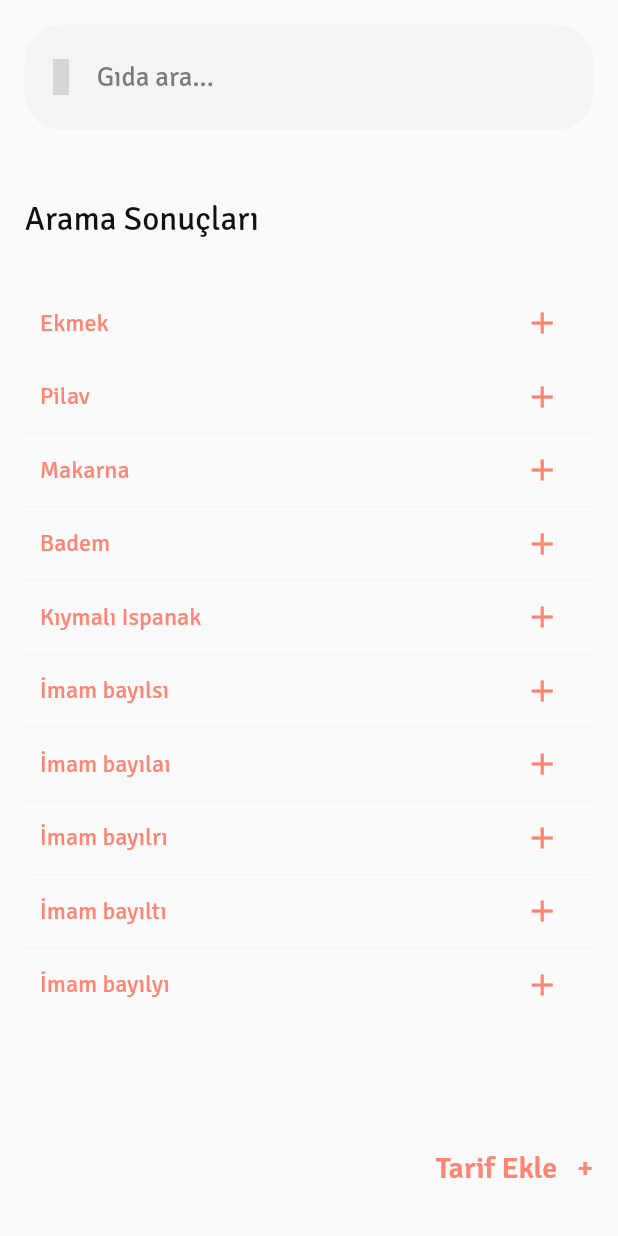
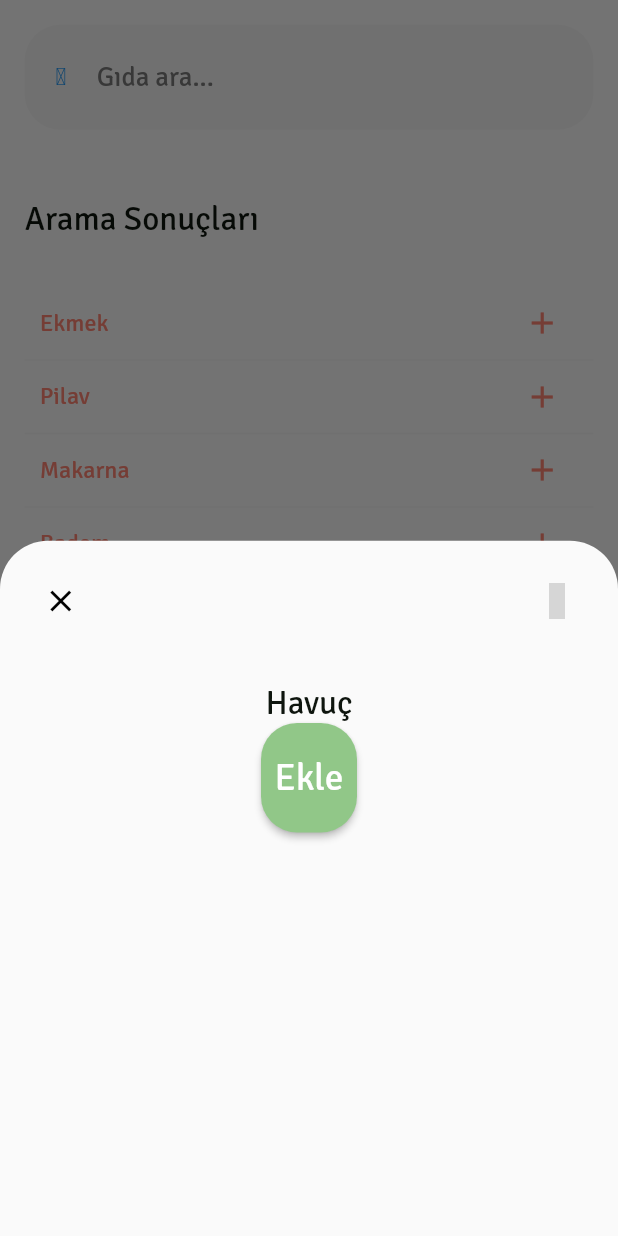
Before and after one commit to serifmehmet/diyabet_app_new, a Flutter app: the SearchView widget shown alone on an empty page, opened directly, after a tap on the "add" icon, on a phone screen of 412 x 824 dp. Run offline on Flutter 3.47's test engine with Material 2 defaults, Android fonts, the phone set to English and light mode, and no system bars; our stand-ins replace bloc, equatable, iconly, shared_preferences; accounts and stored records are empty; grey boxes are pictures that could not be loaded.

Commit message:
Search field'a cancellable özelliği eklendi.

```diff
--- /dev/null
+++ b/lib/core/theme_widgets/input/carbapp_search_input.dart
@@ -0,0 +1,89 @@
+import 'package:async/async.dart';
+import 'package:flutter/material.dart';
+
+class CarbAppSearchInput extends StatefulWidget {
+  final String? inputText;
+  final String? labelText;
+  final IconData inputIcon;
+
+  final double iconSize;
+  final Color iconColor;
+  final TextStyle? inputTextStyle;
+  final TextStyle? labelTextStyle;
+  final double inputBorderRadius;
+  final void Function(String value) onChanged;
+  const CarbAppSearchInput({
+    Key? key,
+    this.inputText,
+    this.labelText,
+    required this.inputIcon,
+    required this.iconSize,
+    required this.iconColor,
+    this.inputTextStyle,
+    this.labelTextStyle,
+    required this.inputBorderRadius,
+    required this.onChanged,
+  }) : super(key: key);
+
+  @override
+  State<CarbAppSearchInput> createState() => _CarbAppSearchInputState();
+}
+
+class _CarbAppSearchInputState extends State<CarbAppSearchInput> {
+  late CancelableOperation<void> cancelableOperation;
+  final _delayTime = Duration(milliseconds: 300);
+
+  @override
+  void initState() {
+    super.initState();
+    _start();
+  }
+
+  void _start() {
+    cancelableOperation = CancelableOperation.fromFuture(
+      Future.delayed(_delayTime),
+      onCancel: () {
+        print('Canceled');
+      },
+    );
+  }
+
+  void _onItemChanged(String value) {
+    cancelableOperation.cancel();
+    _start();
+    cancelableOperation.value.whenComplete(() {
+      widget.onChanged(value);
+    });
+  }
+
+  @override
+  Widget build(BuildContext context) {
+    return TextField(
+      onChanged: _onItemChanged,
+      style: widget.inputTextStyle,
+      decoration: InputDecoration(
+        fillColor: const Color(0xffF4F4F4),
+        filled: true,
+        enabledBorder: OutlineInputBorder(
+          borderSide: const BorderSide(color: Colors.transparent),
+          borderRadius: BorderRadius.circular(widget.inputBorderRadius),
+        ),
+        focusedBorder: OutlineInputBorder(
+          borderSide: const BorderSide(color: Colors.transparent),
+          borderRadius: BorderRadius.circular(widget.inputBorderRadius),
+        ),
+        border: OutlineInputBorder(
+          borderRadius: BorderRadius.circular(widget.inputBorderRadius),
+        ),
+        prefixIcon: Icon(
+          widget.inputIcon,
+          size: widget.iconSize,
+          color: widget.iconColor,
+        ),
+        hintText: widget.inputText,
+        hintStyle: widget.inputTextStyle,
+        contentPadding: const EdgeInsets.symmetric(horizontal: 24, vertical: 24),
+      ),
+    );
+  }
+}
--- a/lib/features/search/cubit/search_cubit.dart
+++ b/lib/features/search/cubit/search_cubit.dart
@@ -1,5 +1,5 @@
 import 'package:bloc/bloc.dart';
-import 'package:meta/meta.dart';
+import 'package:equatable/equatable.dart';
 
 part 'search_state.dart';
 
--- a/lib/features/search/cubit/search_state.dart
+++ b/lib/features/search/cubit/search_state.dart
@@ -1,6 +1,10 @@
 part of 'search_cubit.dart';
 
-@immutable
-abstract class SearchState {}
+abstract class SearchState extends Equatable {
+  const SearchState();
+
+  @override
+  List<Object> get props => [];
+}
 
 class SearchInitial extends SearchState {}
--- a/lib/features/search/view/search_view.dart
+++ b/lib/features/search/view/search_view.dart
@@ -1,9 +1,10 @@
-import 'package:diyabet_app/core/extensions/context_extensions.dart';
-import 'package:diyabet_app/core/init/theme/app_theme.dart';
-import 'package:diyabet_app/core/theme_widgets/input/carbapp_text_input.dart';
-import 'package:diyabet_app/features/home/view/tab/model/food_model.dart';
 import 'package:flutter/material.dart';
 import 'package:iconly/iconly.dart';
+
+import '../../../core/extensions/context_extensions.dart';
+import '../../../core/init/theme/app_theme.dart';
+import '../../../core/theme_widgets/input/carbapp_search_input.dart';
+import '../../home/view/tab/model/food_model.dart';
 
 class SearchView extends StatelessWidget {
   SearchView({Key? key}) : super(key: key);
@@ -16,13 +17,14 @@ class SearchView extends StatelessWidget {
         child: Column(
           crossAxisAlignment: CrossAxisAlignment.start,
           children: [
-            CarbAppTextInput(
+            CarbAppSearchInput(
               inputText: "Gıda ara...",
-              inputIcon: const Icon(IconlyLight.search),
+              inputIcon: IconlyLight.search,
               iconSize: 16,
               iconColor: Theme.of(context).colorScheme.secondaryVariant,
               inputTextStyle: Theme.of(context).textTheme.headline4,
               inputBorderRadius: 24,
+              onChanged: (value) {},
             ),
             const SizedBox(
               height: 46,
@@ -42,7 +44,51 @@ class SearchView extends StatelessWidget {
                       children: [
                         Text(items.foodItems[index].name, style: Theme.of(context).textTheme.orangeText),
                         IconButton(
-                            onPressed: () {},
+                            onPressed: () {
+                              showModalBottomSheet(
+                                  context: context,
+                                  shape: const RoundedRectangleBorder(
+                                    borderRadius: BorderRadius.vertical(top: Radius.circular(32)),
+                                  ),
+                                  builder: (BuildContext context) {
+                                    return SizedBox(
+                                        height: 1000,
+                                        child: Padding(
+                                          padding: context.paddingNormal,
+                                          child: Column(
+                                            children: [
+                                              Row(
+                                                mainAxisAlignment: MainAxisAlignment.spaceBetween,
+                                                children: [
+                                                  IconButton(
+                                                    onPressed: () {},
+                                                    icon: const Icon(
+                                                      Icons.close,
+                                                      size: 24,
+                                                      color: Color(0xff000000),
+                                                    ),
+                                                  ),
+                                                  IconButton(
+                                                    onPressed: () {},
+                                                    icon: Icon(
+                                                      IconlyBold.info_circle,
+                                                      size: 24,
+                                                      color: Theme.of(context).colorScheme.secondaryVariant,
+                                                    ),
+                                                  ),
+                                                ],
+                                              ),
+                                              const SizedBox(height: 30),
+                                              Text(
+                                                "Havuç",
+                                                style: Theme.of(context).textTheme.headline3,
+                                              ),
+                                              ElevatedButton(onPressed: () {}, child: Text("Ekle"))
+                                            ],
+                                          ),
+                                        ));
+                                  });
+                            },
                             icon: Icon(
                               Icons.add,
                               color: Theme.of(context).colorScheme.secondary,
--- a/pubspec.yaml
+++ b/pubspec.yaml
@@ -42,7 +42,9 @@ dependencies:
   json_serializable: ^6.1.4
   json_annotation: ^4.4.0
 
+  #Core
   equatable: ^2.0.3
+  async: any
 
   #Network Manager
   vexana: ^2.6.0
```
Also changed, not shown: pubspec.lock.
